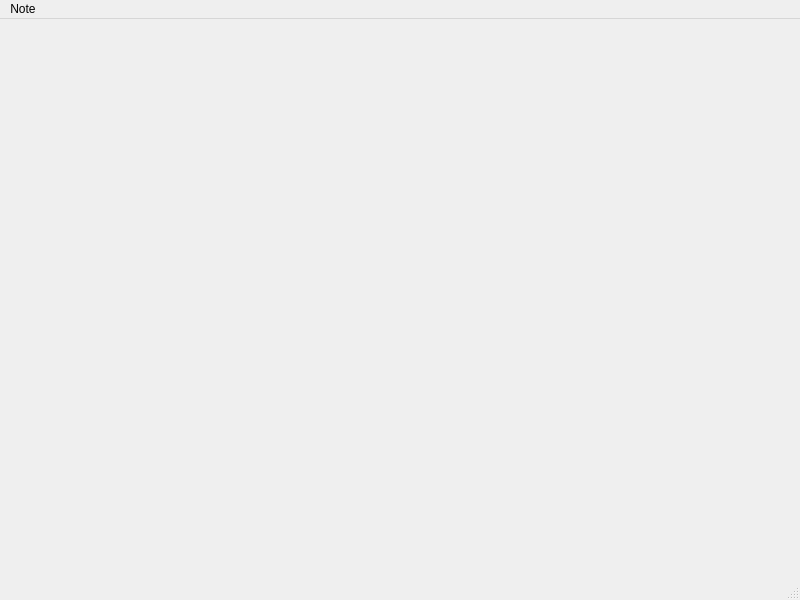
First picture: the form in PluriNote/mainwindow.ui, repository Loickwpj/LO21_project, before the edit.
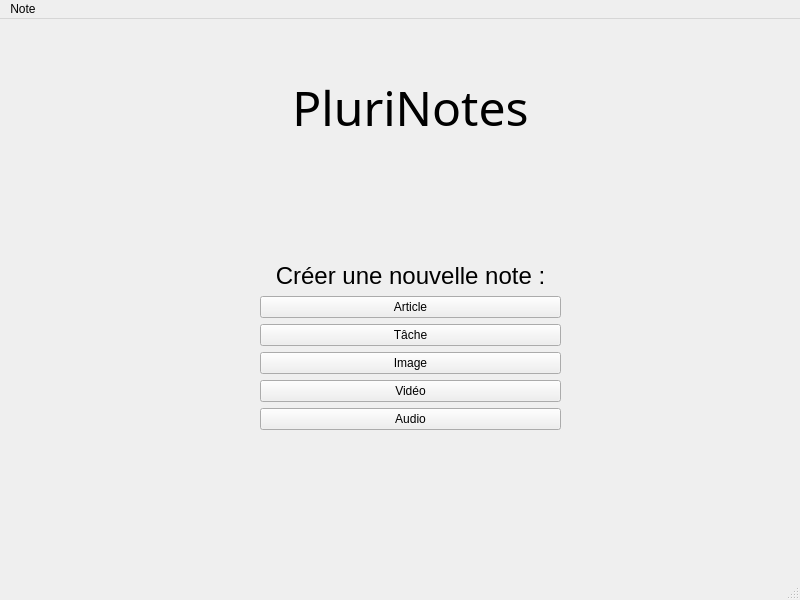
Second picture: the form after the edit.

The edit to the form file:
```diff
--- a/PluriNote/mainwindow.ui
+++ b/PluriNote/mainwindow.ui
@@ -17,12 +17,138 @@
    <widget class="QWidget" name="note" native="true">
     <property name="geometry">
      <rect>
-      <x>299</x>
-      <y>-1</y>
-      <width>311</width>
+      <x>260</x>
+      <y>0</y>
+      <width>301</width>
       <height>561</height>
      </rect>
     </property>
+    <layout class="QVBoxLayout" name="centralLayout">
+     <property name="sizeConstraint">
+      <enum>QLayout::SetDefaultConstraint</enum>
+     </property>
+     <item>
+      <layout class="QVBoxLayout" name="titre">
+       <property name="sizeConstraint">
+        <enum>QLayout::SetFixedSize</enum>
+       </property>
+       <item>
+        <widget class="QLabel" name="label">
+         <property name="font">
+          <font>
+           <family>Webdings</family>
+           <pointsize>36</pointsize>
+          </font>
+         </property>
+         <property name="text">
+          <string>PluriNotes</string>
+         </property>
+         <property name="alignment">
+          <set>Qt::AlignCenter</set>
+         </property>
+        </widget>
+       </item>
+      </layout>
+     </item>
+     <item>
+      <layout class="QVBoxLayout" name="partiePrincipale">
+       <property name="sizeConstraint">
+        <enum>QLayout::SetMinimumSize</enum>
+       </property>
+       <property name="topMargin">
+        <number>0</number>
+       </property>
+       <item>
+        <spacer name="verticalSpacer">
+         <property name="orientation">
+          <enum>Qt::Vertical</enum>
+         </property>
+         <property name="sizeType">
+          <enum>QSizePolicy::Fixed</enum>
+         </property>
+         <property name="sizeHint" stdset="0">
+          <size>
+           <width>20</width>
+           <height>60</height>
+          </size>
+         </property>
+        </spacer>
+       </item>
+       <item>
+        <widget class="QLabel" name="label_2">
+         <property name="sizePolicy">
+          <sizepolicy hsizetype="Minimum" vsizetype="Maximum">
+           <horstretch>0</horstretch>
+           <verstretch>0</verstretch>
+          </sizepolicy>
+         </property>
+         <property name="font">
+          <font>
+           <pointsize>18</pointsize>
+          </font>
+         </property>
+         <property name="text">
+          <string>Créer une nouvelle note :</string>
+         </property>
+         <property name="alignment">
+          <set>Qt::AlignCenter</set>
+         </property>
+        </widget>
+       </item>
+       <item>
+        <widget class="QPushButton" name="pushButtonArticle">
+         <property name="text">
+          <string>Article</string>
+         </property>
+        </widget>
+       </item>
+       <item>
+        <widget class="QPushButton" name="pushButtonTask">
+         <property name="text">
+          <string>Tâche</string>
+         </property>
+        </widget>
+       </item>
+       <item>
+        <widget class="QPushButton" name="pushButtonImage">
+         <property name="text">
+          <string>Image</string>
+         </property>
+        </widget>
+       </item>
+       <item>
+        <widget class="QPushButton" name="pushButtonVideo">
+         <property name="text">
+          <string>Vidéo</string>
+         </property>
+        </widget>
+       </item>
+       <item>
+        <widget class="QPushButton" name="pushButtonAudio">
+         <property name="text">
+          <string>Audio</string>
+         </property>
+        </widget>
+       </item>
+       <item>
+        <spacer name="verticalSpacer_2">
+         <property name="orientation">
+          <enum>Qt::Vertical</enum>
+         </property>
+         <property name="sizeType">
+          <enum>QSizePolicy::Fixed</enum>
+         </property>
+         <property name="sizeHint" stdset="0">
+          <size>
+           <width>20</width>
+           <height>150</height>
+          </size>
+         </property>
+        </spacer>
+       </item>
+      </layout>
+     </item>
+    </layout>
    </widget>
   </widget>
   <widget class="QMenuBar" name="menubar">
```
Left out of the diff: 38 changed lines with no effect on the pictures.
